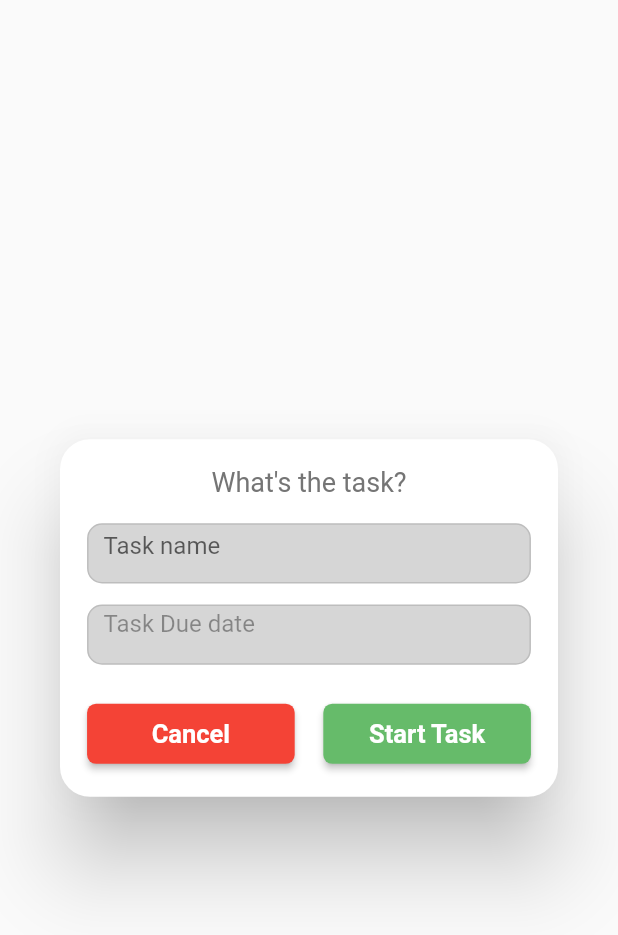
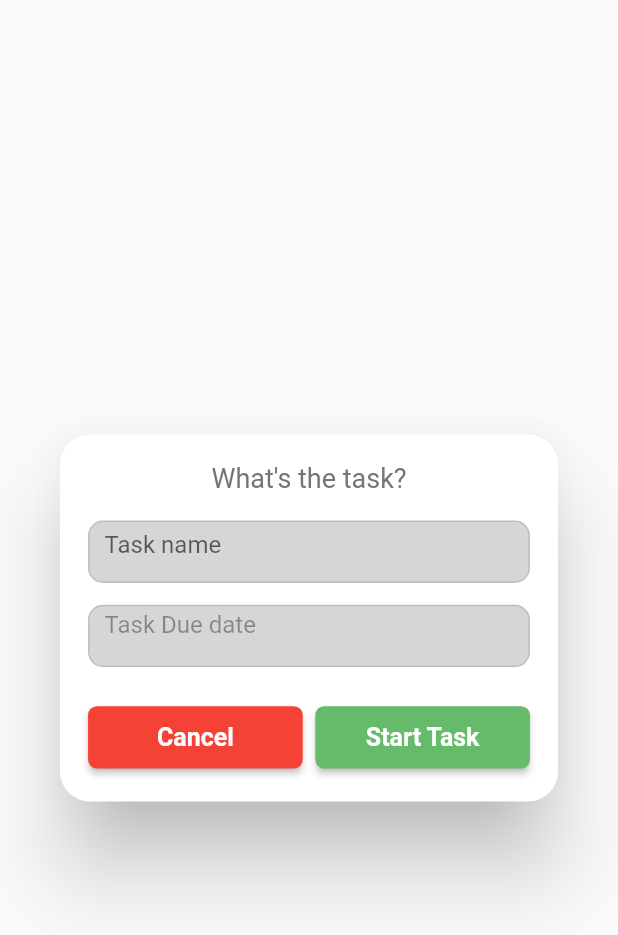
Before and after one commit to jamescasia/Productive-App, a Flutter app: the AddCollabTaskDialog widget shown alone on an empty page, opened directly with empty values, on a phone screen of 412 x 824 dp. Shown: the top 935 px of the screen. Run offline on Flutter 3.47's test engine with Material 2 defaults, Android fonts, the phone set to English and light mode, and no system bars; our stand-ins replace firebase_auth, firebase_database, flutter_tindercard, fluttertoast, font_awesome_flutter, google_sign_in and 2 more; missing offline and left inert: keyboard_visibility, slide_countdown_clock; accounts and stored records are empty.

Commit message:
fixed dialog btns

```diff
--- a/lib/Screens/elements/AddCollabTaskDialog.dart
+++ b/lib/Screens/elements/AddCollabTaskDialog.dart
@@ -130,8 +130,13 @@ class _AddCollabTaskDialogState extends State<AddCollabTaskDialog> {
           SizedBox(
             height: Globals.dheight * 15,
           ),
-          Row(mainAxisAlignment: MainAxisAlignment.spaceBetween, children: [
-            MaterialButton(
+          Flex(
+              direction: Axis.horizontal,
+              mainAxisAlignment: MainAxisAlignment.spaceBetween,
+              children: [
+                Expanded(
+                  flex: 1,
+                  child: MaterialButton(
                     color: Colors.red,
                     shape: RoundedRectangleBorder(
                         borderRadius: BorderRadius.all(Radius.circular(6))),
@@ -144,11 +149,15 @@ class _AddCollabTaskDialogState extends State<AddCollabTaskDialog> {
                       "Cancel",
                       style: TextStyle(
                           color: Colors.white,
-                    fontSize: 17,
+                          fontSize: Globals.dheight * 16,
                           fontWeight: FontWeight.w700),
                     ),
                   ),
-            MaterialButton(
+                ),
+                SizedBox(width: Globals.dwidth * 8),
+                Expanded(
+                  flex: 1,
+                  child: MaterialButton(
                     color: Colors.green[400],
                     shape: RoundedRectangleBorder(
                         borderRadius: BorderRadius.all(Radius.circular(6))),
@@ -163,8 +172,9 @@ class _AddCollabTaskDialogState extends State<AddCollabTaskDialog> {
                       "Start Task",
                       style: TextStyle(
                           color: Colors.white,
-                    fontSize: 17,
+                          fontSize: Globals.dheight * 16,
                           fontWeight: FontWeight.w700),
+                    ),
                   ),
                 ),
               ])
```
Also changed, not shown: lib/Screens/AddSubtaskDialog.dart (+24 -10 lines), lib/Screens/AddTaskDialog.dart (+15 -5 lines), lib/Screens/LogInScreen.dart (+6 -1 lines), lib/Screens/elements/AddCollabSubtaskDialog.dart (+18 -8 lines). Lines whose indentation alone changed are shown as unchanged.
